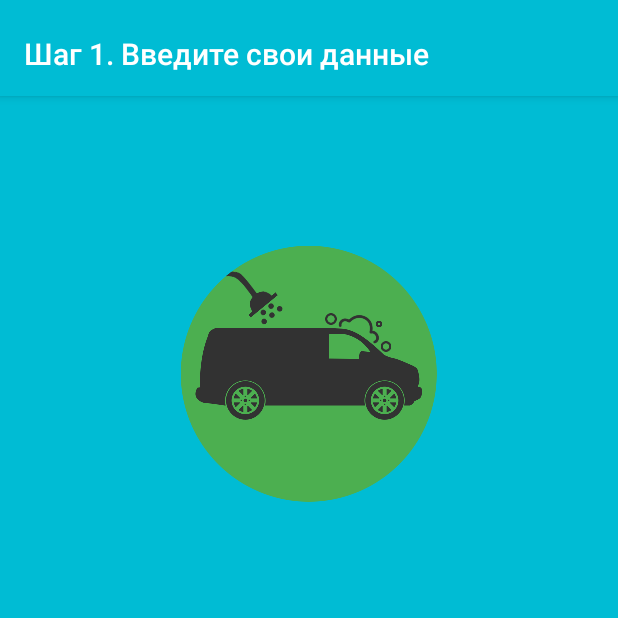
After one commit to adashik/MrMoika, an Android app: the CarwashRegistration screen opened directly, with no data from a screen before it, on a phone screen of 412 x 824 dp, the top half of it. The commit adds this screen. Run offline under Robolectric (Android 15) with nearby library versions, the phone set to English and light mode, and no system bars.

Commit message:
Trying ViewPager

```diff
--- a/app/build.gradle
+++ b/app/build.gradle
@@ -23,4 +23,5 @@ dependencies {
     compile fileTree(dir: 'libs', include: ['*.jar'])
     testCompile 'junit:junit:4.12'
     compile 'com.android.support:appcompat-v7:23.0.1'
+    compile 'com.android.support:design:23.0.1'
 }
--- a/app/src/main/AndroidManifest.xml
+++ b/app/src/main/AndroidManifest.xml
@@ -15,6 +15,11 @@
                 <category android:name="android.intent.category.LAUNCHER" />
             </intent-filter>
         </activity>
+        <activity
+            android:name=".registration.CarwashRegistration"
+            android:label="@string/title_activity_carwash_registration"
+            android:theme="@style/AppTheme" >
+        </activity>
     </application>
 
 </manifest>
--- /dev/null
+++ b/app/src/main/java/com/lessugly/mrmoika/registration/CarwashRegistration.java
@@ -0,0 +1,217 @@
+package com.lessugly.mrmoika.registration;
+
+
+import android.support.v7.app.AppCompatActivity;
+import android.support.v7.widget.Toolbar;
+
+import android.support.v4.app.Fragment;
+import android.support.v4.app.FragmentManager;
+import android.support.v4.app.FragmentPagerAdapter;
+import android.support.v4.view.ViewPager;
+import android.os.Bundle;
+import android.view.LayoutInflater;
+import android.view.View;
+import android.view.ViewGroup;
+
+import com.lessugly.mrmoika.R;
+
+public class CarwashRegistration extends AppCompatActivity {
+
+    /**
+     * The {@link android.support.v4.view.PagerAdapter} that will provide
+     * fragments for each of the sections. We use a
+     * {@link FragmentPagerAdapter} derivative, which will keep every
+     * loaded fragment in memory. If this becomes too memory intensive, it
+     * may be best to switch to a
+     * {@link android.support.v4.app.FragmentStatePagerAdapter}.
+     */
+    private SectionsPagerAdapter mSectionsPagerAdapter;
+
+    /**
+     * The {@link ViewPager} that will host the section contents.
+     */
+    private ViewPager mViewPager;
+    private static Toolbar toolbar;
+
+    @Override
+    protected void onCreate(Bundle savedInstanceState) {
+        super.onCreate(savedInstanceState);
+        setContentView(R.layout.activity_carwash_registration);
+
+        toolbar = (Toolbar) findViewById(R.id.toolbar);
+        toolbar.setTitle("Шаг 1. Введите свои данные");
+        setSupportActionBar(toolbar);
+        // Create the adapter that will return a fragment for each of the three
+        // primary sections of the activity.
+        mSectionsPagerAdapter = new SectionsPagerAdapter(getSupportFragmentManager());
+
+        // Set up the ViewPager with the sections adapter.
+        mViewPager = (ViewPager) findViewById(R.id.container);
+        mViewPager.setAdapter(mSectionsPagerAdapter);
+        mViewPager.addOnPageChangeListener(new ViewPager.OnPageChangeListener() {
+            @Override
+            public void onPageScrolled(int position, float positionOffset, int positionOffsetPixels) {
+
+            }
+
+            @Override
+            public void onPageSelected(int position) {
+                switch (position) {
+                    case 0:
+                        toolbar.setTitle("Шаг 1. Введите свои данные");
+                        break;
+                    case 1:
+                        toolbar.setTitle("Шаг 2. Укажите местоположение");
+                        break;
+                    case 2:
+                        toolbar.setTitle("Шаг 3. Проверка введенных данных ");
+                        break;
+                }
+            }
+
+            @Override
+            public void onPageScrollStateChanged(int state) {
+
+            }
+        });
+
+
+
+
+
+    }
+
+
+
+    public class SectionsPagerAdapter extends FragmentPagerAdapter {
+
+        public SectionsPagerAdapter(FragmentManager fm) {
+            super(fm);
+        }
+
+        @Override
+        public Fragment getItem(int position) {
+            switch (position){
+                case 0:
+                    return FirstStep.newInstance(position + 1);
+                case 1:
+                    return SecondStep.newInstance(position + 1);
+                case 2:
+                    return ThirdStep.newInstance(position + 1);
+            }
+            return null;
+        }
+
+        @Override
+        public int getCount() {
+            // Show 3 total pages.
+            return 3;
+        }
+
+        @Override
+        public CharSequence getPageTitle(int position) {
+            switch (position) {
+                case 0:
+                    return "STEP 1";
+                case 1:
+                    return "STEP 2";
+                case 2:
+                    return "STEP 3";
+            }
+            return null;
+        }
+    }
+
+    /**
+     * Создаем вкладки
+     */
+    public static class FirstStep extends Fragment {
+        /**
+         * The fragment argument representing the section number for this
+         * fragment.
+         */
+        private static final String ARG_SECTION_NUMBER = "section_number";
+
+        /**
+         * Returns a new instance of this fragment for the given section
+         * number.
+         */
+        public static FirstStep newInstance(int sectionNumber) {
+            FirstStep fragment = new FirstStep();
+            Bundle args = new Bundle();
+            args.putInt(ARG_SECTION_NUMBER, sectionNumber);
+            fragment.setArguments(args);
+            return fragment;
+        }
+
+        public FirstStep() {
+        }
+
+        @Override
+        public View onCreateView(LayoutInflater inflater, ViewGroup container,
+                                 Bundle savedInstanceState) {
+            View rootView = inflater.inflate(R.layout.fragment_carwash_registration_first, container, false);
+            return rootView;
+        }
+    }
+    public static class SecondStep extends Fragment {
+        /**
+         * The fragment argument representing the section number for this
+         * fragment.
+         */
+        private static final String ARG_SECTION_NUMBER = "section_number";
+
+        /**
+         * Returns a new instance of this fragment for the given section
+         * number.
+         */
+        public static SecondStep newInstance(int sectionNumber) {
+            SecondStep fragment = new SecondStep();
+            Bundle args = new Bundle();
+            args.putInt(ARG_SECTION_NUMBER, sectionNumber);
+            fragment.setArguments(args);
+            return fragment;
+        }
+
+        public SecondStep() {
+        }
+
+        @Override
+        public View onCreateView(LayoutInflater inflater, ViewGroup container,
+                                 Bundle savedInstanceState) {
+            View rootView = inflater.inflate(R.layout.fragment_carwash_registration_second, container, false);
+            return rootView;
+        }
+    }
+    public static class ThirdStep extends Fragment {
+        /**
+         * The fragment argument representing the section number for this
+         * fragment.
+         */
+        private static final String ARG_SECTION_NUMBER = "section_number";
+
+        /**
+         * Returns a new instance of this fragment for the given section
+         * number.
+         */
+        public static ThirdStep newInstance(int sectionNumber) {
+            ThirdStep fragment = new ThirdStep();
+            Bundle args = new Bundle();
+            args.putInt(ARG_SECTION_NUMBER, sectionNumber);
+            fragment.setArguments(args);
+            return fragment;
+        }
+
+        public ThirdStep() {
+        }
+
+        @Override
+        public View onCreateView(LayoutInflater inflater, ViewGroup container,
+                                 Bundle savedInstanceState) {
+            View rootView = inflater.inflate(R.layout.fragment_carwash_registration_third, container, false);
+            return rootView;
+        }
+    }
+
+
+}
--- /dev/null
+++ b/app/src/main/res/drawable/background_carwash_registration.xml
@@ -0,0 +1,11 @@
+<?xml version="1.0" encoding="utf-8"?>
+<layer-list xmlns:android="http://schemas.android.com/apk/res/android" >
+    <item>
+        <shape
+            android:dither="true"
+            android:shape="rectangle" >
+            <solid android:color="@color/colorPrimary" />
+        </shape>
+    </item>
+
+</layer-list>
--- /dev/null
+++ b/app/src/main/res/layout/activity_carwash_registration.xml
@@ -0,0 +1,30 @@
+<?xml version="1.0" encoding="utf-8"?>
+<android.support.design.widget.CoordinatorLayout
+    xmlns:android="http://schemas.android.com/apk/res/android"
+    xmlns:tools="http://schemas.android.com/tools"
+    xmlns:app="http://schemas.android.com/apk/res-auto" android:id="@+id/main_content"
+    android:layout_width="match_parent" android:layout_height="match_parent"
+    android:fitsSystemWindows="true"
+    tools:context="com.lessugly.mrmoika.registration.CarwashRegistration"
+    android:background="@drawable/background_carwash_registration">
+
+    <android.support.design.widget.AppBarLayout android:id="@+id/appbar"
+        android:layout_width="match_parent" android:layout_height="wrap_content"
+        android:paddingTop="@dimen/appbar_padding_top"
+        android:theme="@style/AppTheme.AppBarOverlay">
+
+        <android.support.v7.widget.Toolbar android:id="@+id/toolbar"
+            android:layout_width="match_parent" android:layout_height="?attr/actionBarSize"
+            android:background="?attr/colorPrimary" app:popupTheme="@style/AppTheme.PopupOverlay"
+            app:layout_scrollFlags="scroll|enterAlways">
+
+        </android.support.v7.widget.Toolbar>
+
+    </android.support.design.widget.AppBarLayout>
+
+    <android.support.v4.view.ViewPager android:id="@+id/container"
+        android:layout_width="match_parent" android:layout_height="match_parent"
+        app:layout_behavior="@string/appbar_scrolling_view_behavior" />
+
+
+</android.support.design.widget.CoordinatorLayout>
--- a/app/src/main/res/layout/activity_main.xml
+++ b/app/src/main/res/layout/activity_main.xml
@@ -25,7 +25,8 @@
         android:id="@+id/washRegButton"
         android:layout_alignTop="@+id/carRegButton"
         android:layout_centerHorizontal="true"
-        android:layout_marginTop="75dp" />
+        android:layout_marginTop="75dp"
+        android:onClick="carwashRegistration"/>
 
     <ImageView
         android:layout_width="wrap_content"
--- /dev/null
+++ b/app/src/main/res/layout/fragment_carwash_registration_first.xml
@@ -0,0 +1,19 @@
+<RelativeLayout xmlns:android="http://schemas.android.com/apk/res/android"
+    xmlns:tools="http://schemas.android.com/tools" android:layout_width="match_parent"
+    android:layout_height="match_parent" android:paddingLeft="@dimen/activity_horizontal_margin"
+    android:paddingRight="@dimen/activity_horizontal_margin"
+    android:paddingTop="@dimen/activity_vertical_margin"
+    android:paddingBottom="@dimen/activity_vertical_margin"
+    tools:context="com.lessugly.mrmoika.registration.CarwashRegistration.FirstStep">
+
+    <ImageView
+        android:layout_width="wrap_content"
+        android:layout_height="wrap_content"
+        android:id="@+id/logo_main"
+        android:layout_alignParentTop="true"
+        android:layout_centerHorizontal="true"
+        android:layout_marginTop="100dp"
+        android:contentDescription="logo"
+        android:background="@drawable/logo_carwash" />
+
+</RelativeLayout>
--- /dev/null
+++ b/app/src/main/res/values-v21/styles.xml
@@ -0,0 +1,2 @@
+<resources>>
+</resources>
--- a/app/src/main/res/values/dimens.xml
+++ b/app/src/main/res/values/dimens.xml
@@ -4,4 +4,6 @@
     <dimen name="activity_vertical_margin">0dp</dimen>
     <dimen name="main_button_height">60dp</dimen>
     <dimen name="main_button_width">300dp</dimen>
+    <dimen name="fab_margin">16dp</dimen>
+    <dimen name="appbar_padding_top">8dp</dimen>
 </resources>
--- a/app/src/main/res/values/strings.xml
+++ b/app/src/main/res/values/strings.xml
@@ -2,4 +2,6 @@
     <string name="app_name">MrMoika</string>
     <string name="car_registration">Я автовладелец</string>
     <string name="wash">Я хозяин мойки</string>
+    <string name="title_activity_carwash_registration">CarwashRegistration</string>
+
 </resources>
--- a/app/src/main/res/values/styles.xml
+++ b/app/src/main/res/values/styles.xml
@@ -7,5 +7,7 @@
         <item name="colorPrimaryDark">@color/colorPrimaryDark</item>
         <item name="colorAccent">@color/colorAccent</item>
     </style>
+    <style name="AppTheme.AppBarOverlay" parent="ThemeOverlay.AppCompat.Dark.ActionBar" />
+    <style name="AppTheme.PopupOverlay" parent="ThemeOverlay.AppCompat.Light" />
 
 </resources>
```
Also changed, not shown: app/src/main/java/com/lessugly/mrmoika/MainActivity.java (+8 -0 lines), app/src/main/res/layout/fragment_carwash_registration_second.xml (added, +28 -0 lines), app/src/main/res/layout/fragment_carwash_registration_third.xml (added, +19 -0 lines), app/src/main/res/drawable-xxhdpi/logo_carwash.png (added), 1 other file.
